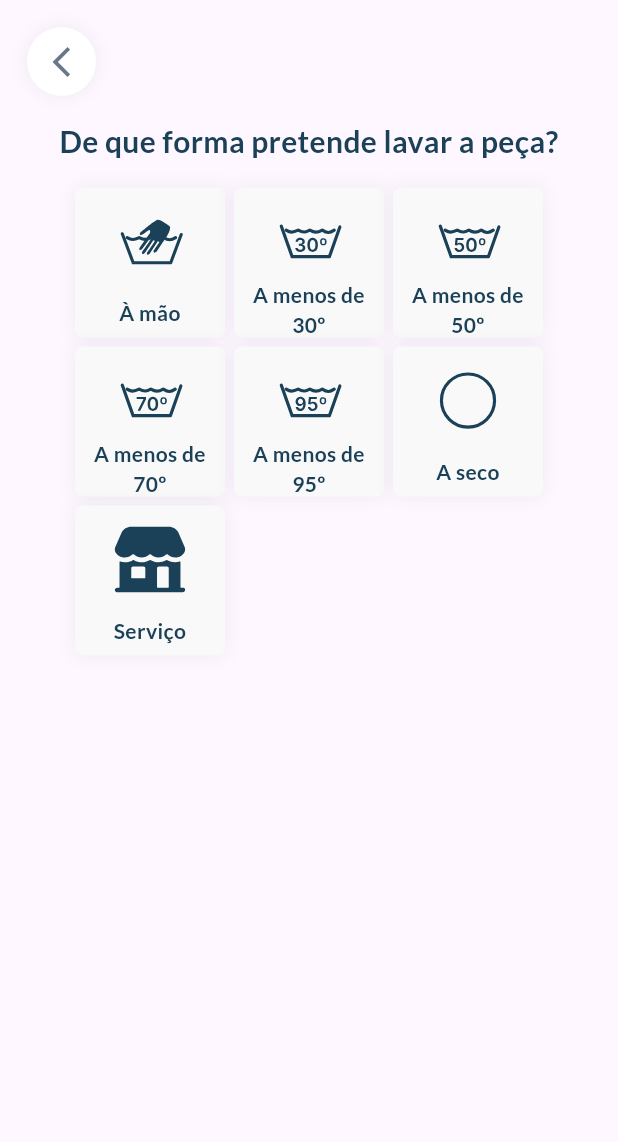
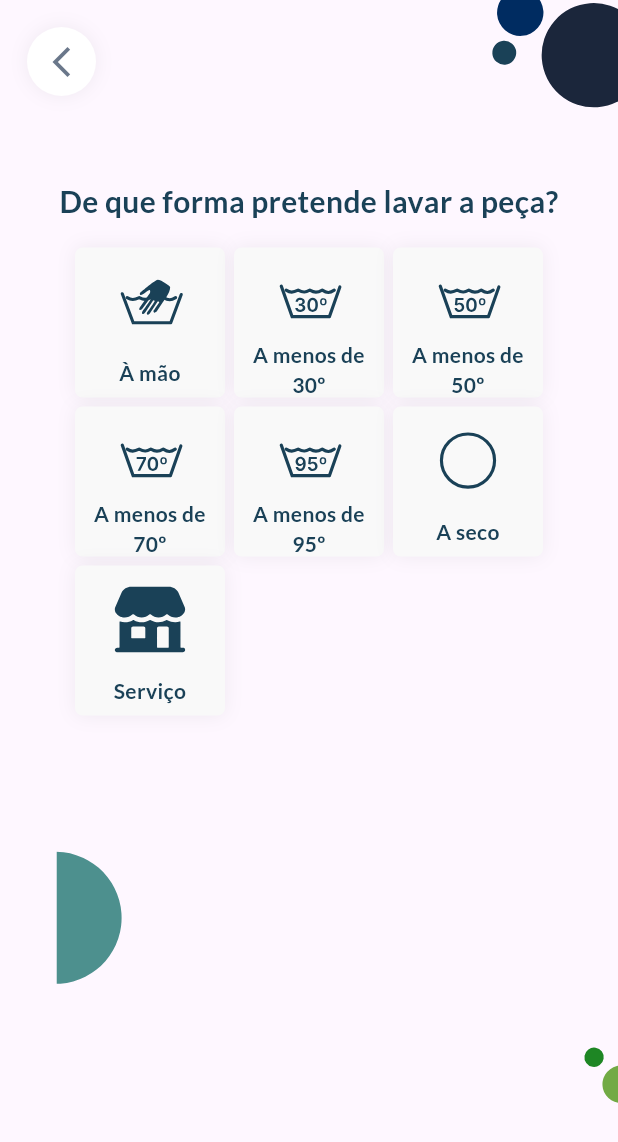
Before and after one commit to BeatEcoprove/beat_ecoprove_mobile, a Flutter app: the InfoClothServiceForm screen opened directly, after a tap on "Lavar", on a phone screen of 412 x 824 dp. Shown: the top 1142 px of the screen. Run offline on Flutter 3.47's test engine with Material 3 defaults, Android fonts, the phone set to English and light mode, and no system bars; our stand-ins replace flutter_dotenv, flutter_rating_bar, flutter_svg, get_it, go_router, image_picker and 1 more; accounts and stored records are empty.

Commit message:
add: make a go back in the services of a info cloth and a background on this part of the swipper

```diff
--- a/lib/clothing/presentation/info_cloth/services/info_cloth_services_form.dart
+++ b/lib/clothing/presentation/info_cloth/services/info_cloth_services_form.dart
@@ -1,6 +1,6 @@
-import 'package:beat_ecoprove/auth/widgets/go_back.dart';
 import 'package:beat_ecoprove/clothing/presentation/info_cloth/services/info_cloth_services_view_model.dart';
 import 'package:beat_ecoprove/core/view_model.dart';
+import 'package:beat_ecoprove/core/widgets/application_background.dart';
 import 'package:beat_ecoprove/core/widgets/wrap_services.dart';
 import 'package:flutter/material.dart';
 
@@ -16,23 +16,15 @@ class InfoClothServiceForm extends StatelessWidget {
   Widget build(BuildContext context) {
     final viewModel = ViewModel.of<InfoClothServiceViewModel>(context);
     return Scaffold(
-      body: SingleChildScrollView(
-        child: GoBack(
-          posTop: 18,
-          posLeft: 18,
-          child: Padding(
-            padding: const EdgeInsets.symmetric(vertical: 80, horizontal: 36),
-            child: Center(
-              child: WrapServices(
-                title: title,
-                services: viewModel.getAllServices,
-                blockedServices: viewModel.blockedServices(),
-                onSelectionChanged: (service) =>
-                    viewModel.changeServiceSelection(service),
-              ),
-            ),
-          ),
+      body: AppBackground(
+        content: WrapServices(
+          title: title,
+          services: viewModel.getAllServices,
+          blockedServices: viewModel.blockedServices(),
+          onSelectionChanged: (service) =>
+              viewModel.changeServiceSelection(service),
         ),
+        type: AppBackgrounds.closet,
       ),
     );
   }
--- a/lib/core/widgets/application_background.dart
+++ b/lib/core/widgets/application_background.dart
@@ -123,6 +123,48 @@ class AppBackground extends StatelessWidget {
     );
   }
 
+  Widget background5(Widget content) {
+    return Stack(children: [
+      const Positioned.fill(
+          top: -45,
+          right: -45,
+          child: Align(
+            alignment: Alignment.topRight,
+            child: SvgImage(
+              path: 'assets/background5/background1.svg',
+              height: backgroundImageHeight,
+              width: backgroundImageHeight,
+            ),
+          )),
+      const Positioned.fill(
+          top: 400,
+          child: Align(
+            alignment: Alignment.centerLeft,
+            child: SvgImage(
+              path: 'assets/background1/background2.svg',
+              height: backgroundImageHeight,
+              width: backgroundImageHeight,
+            ),
+          )),
+      Positioned.fill(
+        bottom: 80,
+        right: -20,
+        child: Align(
+          alignment: Alignment.bottomRight,
+          child: Transform.rotate(
+            angle: 0.5,
+            child: const SvgImage(
+              path: "assets/background4/background2.svg",
+              height: 50,
+              width: 50,
+            ),
+          ),
+        ),
+      ),
+      content
+    ]);
+  }
+
   Widget registerClothBackground(Widget content) {
     return Stack(
       children: [
@@ -160,6 +202,8 @@ class AppBackground extends StatelessWidget {
         return registerClothBackground(content);
       case AppBackgrounds.registerClothBackground1:
         return background4(content);
+      case AppBackgrounds.closet:
+        return background5(content);
       default:
         return background1(content);
     }
@@ -176,5 +220,6 @@ enum AppBackgrounds {
   completed,
   clothing,
   registerClothBackground,
-  registerClothBackground1
+  registerClothBackground1,
+  closet
 }
--- a/lib/core/widgets/wrap_services.dart
+++ b/lib/core/widgets/wrap_services.dart
@@ -1,7 +1,9 @@
 import 'package:beat_ecoprove/core/config/global.dart';
 import 'package:beat_ecoprove/core/domain/models/service.dart';
+import 'package:beat_ecoprove/core/widgets/circular_button.dart';
 import 'package:beat_ecoprove/core/widgets/service_button.dart';
 import 'package:flutter/material.dart';
+import 'package:go_router/go_router.dart';
 
 class WrapServices extends StatefulWidget {
   final String title;
@@ -25,8 +27,9 @@ class WrapServices extends StatefulWidget {
 
 class _WrapServicesState extends State<WrapServices> {
   final List<String> selectedServices = [];
-  late String title = widget.title;
-  late List<ServiceItem> services = widget.services;
+  late List<Map<String, List<ServiceItem>>> passedServices = [
+    {widget.title: widget.services}
+  ];
 
   ServiceButton renderServiceButton(ServiceItem service) {
     return ServiceButton(
@@ -39,12 +42,12 @@ class _WrapServicesState extends State<WrapServices> {
     );
   }
 
-  @override
-  Widget build(BuildContext context) {
-    return Column(
+  Widget renderServices() {
+    return SingleChildScrollView(
+      child: Column(
         children: [
           Text(
-          title,
+            passedServices.last.keys.first,
             style: AppText.titleToScrollSection,
             overflow: TextOverflow.ellipsis,
             maxLines: 2,
@@ -58,15 +61,18 @@ class _WrapServicesState extends State<WrapServices> {
             runSpacing: 6,
             spacing: 6,
             children: [
-            for (var service in services) ...[
+              for (var service in passedServices.last.values
+                  .expand((list) => list)
+                  .toList()) ...[
                 InkWell(
                   onTap: () {
                     if (service is Service) {
                       setState(() {
-                      title = service.services.keys.first;
-                      services = service.services.values
+                        passedServices.add({
+                          service.services.keys.first: service.services.values
                               .expand((list) => list)
-                          .toList();
+                              .toList()
+                        });
                       });
                     }
                     // Send update to server if is ServerItem
@@ -75,7 +81,8 @@ class _WrapServicesState extends State<WrapServices> {
                     if (service is Service) {
                       setState(
                         () {
-                        if (!widget.blockedServices.contains(service.idText)) {
+                          if (!widget.blockedServices
+                              .contains(service.idText)) {
                             if (selectedServices.contains(service.idText)) {
                               selectedServices.remove(service.idText);
                             } else {
@@ -94,6 +101,47 @@ class _WrapServicesState extends State<WrapServices> {
             ],
           ),
         ],
+      ),
     );
   }
+
+  @override
+  Widget build(BuildContext context) {
+    final goRouter = GoRouter.of(context);
+
+    return Stack(children: [
+      Positioned(
+        top: 18,
+        left: 18,
+        child: CircularButton(
+          onPress: () {
+            setState(() {
+              goBack(goRouter);
+            });
+          },
+          height: 46,
+          icon: const Icon(
+            Icons.arrow_back_ios_new,
+            color: AppColor.widgetSecondary,
+          ),
+        ),
+      ),
+      Padding(
+        padding: const EdgeInsets.only(
+          top: 120,
+          left: 36,
+          right: 36,
+          bottom: 16,
+        ),
+        child: Align(
+          alignment: Alignment.topCenter,
+          child: renderServices(),
+        ),
+      ),
+    ]);
   }
+
+  void goBack(GoRouter goRouter) {
+    passedServices.length == 1 ? goRouter.go('/') : passedServices.removeLast();
+  }
+}
--- a/pubspec.yaml
+++ b/pubspec.yaml
@@ -73,6 +73,7 @@ flutter:
     - assets/register_cloth_background/register_cloth.svg
     - assets/background4/background1.svg
     - assets/background4/background2.svg
+    - assets/background5/background1.svg
     - assets/applicationTitle.svg
     - assets/default_avatar.png
     - assets/salsa.png
```
Also changed, not shown: assets/background5/background1.svg (added). Lines whose indentation alone changed are shown as unchanged.
